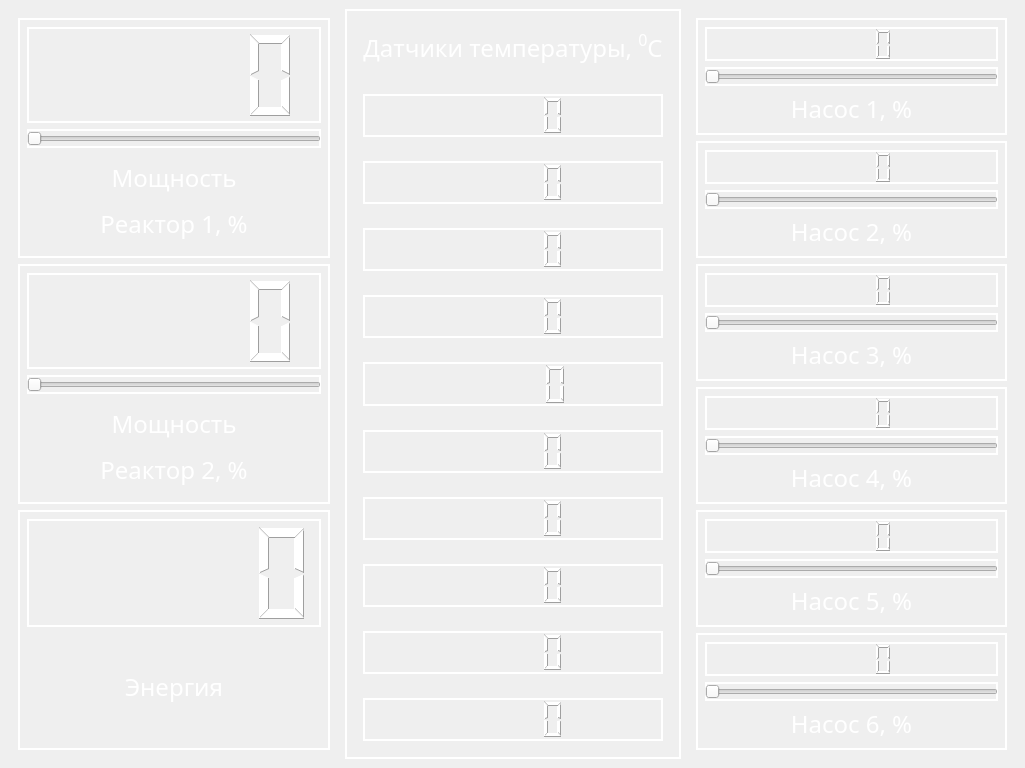
Before: the Qt Designer form controls/design/reactor_kid.ui in LeonidMurashov/Hurricane_in_glass, drawn with Qt 5.
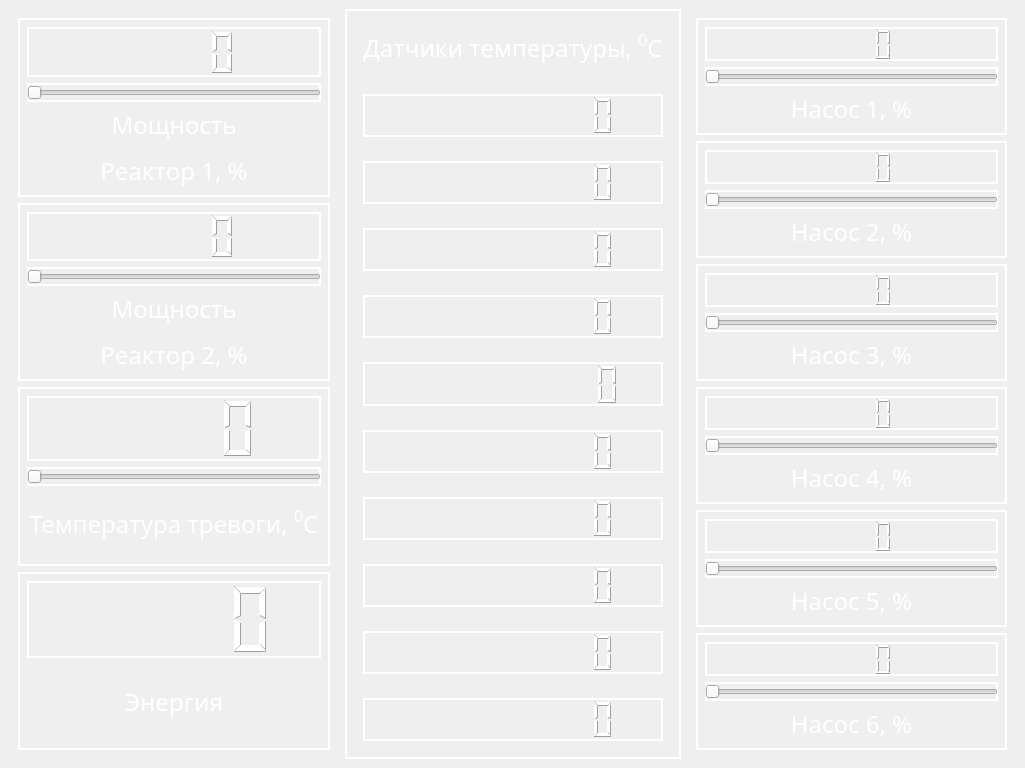
After: the same form once the commit is applied. Icons and pictures are not drawn.

The edit to the form file:
```diff
--- a/controls/design/reactor_kid.ui
+++ b/controls/design/reactor_kid.ui
@@ -75,7 +75,7 @@
       <property name="autoFillBackground">
        <bool>false</bool>
       </property>
-      <layout class="QVBoxLayout" name="verticalLayout_9">
+      <layout class="QVBoxLayout" name="verticalLayout_21">
        <item>
         <widget class="QWidget" name="widget_2" native="true">
          <property name="styleSheet">
@@ -203,6 +203,71 @@
          </layout>
         </widget>
        </item>
+       <item>
+        <widget class="QWidget" name="widget_3" native="true">
+         <property name="styleSheet">
+          <string notr="true">border: 2px solid white;</string>
+         </property>
+         <layout class="QVBoxLayout" name="verticalLayout_9">
+          <item>
+           <widget class="QLCDNumber" name="cpower">
+            <property name="font">
+             <font>
+              <family>Gadugi</family>
+              <italic>false</italic>
+             </font>
+            </property>
+            <property name="autoFillBackground">
+             <bool>false</bool>
+            </property>
+            <property name="styleSheet">
+             <string notr="true">color: rgb(255, 255, 255);</string>
+            </property>
+            <property name="frameShadow">
+             <enum>QFrame::Plain</enum>
+            </property>
+           </widget>
+          </item>
+          <item>
+           <widget class="QSlider" name="cslider">
+            <property name="maximum">
+             <number>120</number>
+            </property>
+            <property name="orientation">
+             <enum>Qt::Horizontal</enum>
+            </property>
+           </widget>
+          </item>
+          <item>
+           <widget class="QLabel" name="label_10">
+            <property name="font">
+             <font>
+              <family>Sans Serif</family>
+              <pointsize>18</pointsize>
+              <italic>false</italic>
+             </font>
+            </property>
+            <property name="layoutDirection">
+             <enum>Qt::RightToLeft</enum>
+            </property>
+            <property name="autoFillBackground">
+             <bool>false</bool>
+            </property>
+            <property name="styleSheet">
+             <string notr="true">color: rgb(255, 255, 255);
+border: 0px;</string>
+            </property>
+            <property name="frameShadow">
+             <enum>QFrame::Plain</enum>
+            </property>
+            <property name="text">
+             <string>&lt;html&gt;&lt;head/&gt;&lt;body&gt;&lt;p align=&quot;center&quot;&gt;Температура тревоги, &lt;span style=&quot; vertical-align:super;&quot;&gt;0&lt;/span&gt;С&lt;/p&gt;&lt;/body&gt;&lt;/html&gt;</string>
+            </property>
+           </widget>
+          </item>
+         </layout>
+        </widget>
+       </item>
        <item>
         <widget class="QWidget" name="widget_4" native="true">
          <property name="font">
@@ -324,6 +389,9 @@
             <property name="styleSheet">
              <string notr="true">border: 2px solid white; color: white;</string>
             </property>
+            <property name="digitCount">
+             <number>10</number>
+            </property>
            </widget>
           </item>
          </layout>
@@ -345,6 +413,9 @@
             <property name="styleSheet">
              <string notr="true">border: 2px solid white; color: white;</string>
             </property>
+            <property name="digitCount">
+             <number>10</number>
+            </property>
            </widget>
           </item>
          </layout>
@@ -366,6 +437,9 @@
             <property name="styleSheet">
              <string notr="true">border: 2px solid white; color: white;</string>
             </property>
+            <property name="digitCount">
+             <number>10</number>
+            </property>
            </widget>
           </item>
          </layout>
@@ -387,6 +461,9 @@
             <property name="styleSheet">
              <string notr="true">border: 2px solid white; color: white;</string>
             </property>
+            <property name="digitCount">
+             <number>10</number>
+            </property>
            </widget>
           </item>
          </layout>
@@ -408,6 +485,9 @@
             <property name="styleSheet">
              <string notr="true">border: 2px solid white; color: white;</string>
             </property>
+            <property name="digitCount">
+             <number>10</number>
+            </property>
            </widget>
           </item>
          </layout>
@@ -429,6 +509,9 @@
             <property name="styleSheet">
              <string notr="true">border: 2px solid white; color: white;</string>
             </property>
+            <property name="digitCount">
+             <number>10</number>
+            </property>
            </widget>
           </item>
          </layout>
@@ -450,6 +533,9 @@
             <property name="styleSheet">
              <string notr="true">border: 2px solid white; color: white;</string>
             </property>
+            <property name="digitCount">
+             <number>10</number>
+            </property>
            </widget>
           </item>
          </layout>
@@ -471,6 +557,9 @@
             <property name="styleSheet">
              <string notr="true">border: 2px solid white; color: white;</string>
             </property>
+            <property name="digitCount">
+             <number>10</number>
+            </property>
            </widget>
           </item>
          </layout>
@@ -492,6 +581,9 @@
             <property name="styleSheet">
              <string notr="true">border: 2px solid white; color: white;</string>
             </property>
+            <property name="digitCount">
+             <number>10</number>
+            </property>
            </widget>
           </item>
          </layout>
@@ -513,6 +605,9 @@
             <property name="styleSheet">
              <string notr="true">border: 2px solid white; color: white;</string>
             </property>
+            <property name="digitCount">
+             <number>10</number>
+            </property>
            </widget>
           </item>
          </layout>
```
